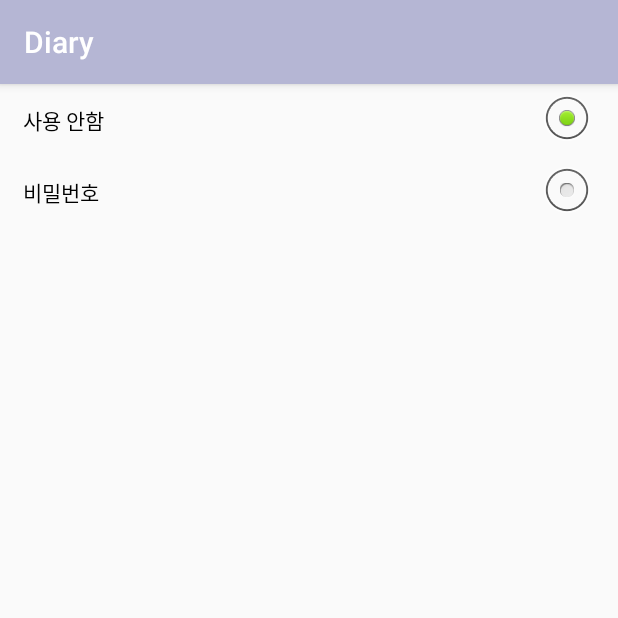
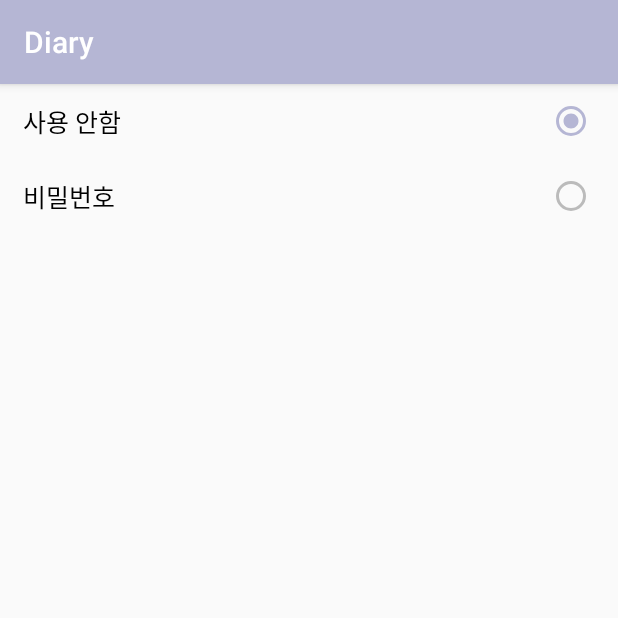
Before and after one commit to jin0220/Diary, an Android app: the fragment PWSettingFragment shown on its own in the app's theme, on a phone screen of 412 x 824 dp, the top half of it. Run offline under Robolectric (Android 15) with nearby library versions, the phone set to English and light mode, and no system bars; 2 statements that could not run were skipped.

Commit message:
commit
commit

```diff
--- a/app/src/main/java/com/example/diary/fragment/PWSettingFragment.java
+++ b/app/src/main/java/com/example/diary/fragment/PWSettingFragment.java
@@ -1,5 +1,6 @@
 package com.example.diary.fragment;
 
+import android.app.Activity;
 import android.content.Context;
 import android.content.Intent;
 import android.content.SharedPreferences;
@@ -115,4 +116,33 @@ public class PWSettingFragment extends Fragment {
         editor.putString("pw_state",pw_state);
         editor.apply(); //저장
     }
+
+    boolean lock = true; //잠금 상태 확인
+
+    @Override
+    public void onStart() {
+        super.onStart();
+        AppLock appLock = new AppLock(getContext());
+        if(lock && appLock.isPassLockSet()){
+            Intent intent = new Intent(getContext(), PasswordActivity.class);
+            intent.putExtra("type", AppLockConst.UNLOCK_PASSWORD);
+            startActivityForResult(intent, AppLockConst.UNLOCK_PASSWORD);
+        }
+        else if(lock && sharedPreferences.getBoolean("biopassword",false) == true){
+            Intent intent = new Intent(getContext(), PasswordActivity.class);
+            intent.putExtra("bio", AppLockConst.BIO_PASSWORD);
+            startActivityForResult(intent, AppLockConst.BIO_PASSWORD);
+        }
+    }
+
+    @Override
+    public void onActivityResult(int requestCode, int resultCode, @Nullable Intent data) {
+        super.onActivityResult(requestCode, resultCode, data);
+        if(requestCode == AppLockConst.UNLOCK_PASSWORD && resultCode == Activity.RESULT_OK){
+            lock = false; //잠금 해제
+        }
+        if(requestCode == AppLockConst.BIO_PASSWORD && resultCode == Activity.RESULT_OK){
+            lock = false; //잠금 해제
+        }
+    }
 }
--- a/app/src/main/res/layout/fragment_pwsetting.xml
+++ b/app/src/main/res/layout/fragment_pwsetting.xml
@@ -9,30 +9,29 @@
         android:layout_width="match_parent"
         android:layout_height="wrap_content"
         android:orientation="vertical"
+        android:layoutDirection="rtl"
+        android:layout_marginRight="15dp"
+        android:theme="@style/CustomRadioTheme"
         android:id="@+id/pw_select">
 
         <RadioButton
             android:id="@+id/pw_null"
             android:layout_width="match_parent"
-            android:layout_height="wrap_content"
+            android:layout_height="50dp"
             android:checked="true"
-            android:button="@null"
-            android:drawableRight="@android:drawable/btn_radio"
             android:paddingLeft="15dp"
-            android:paddingRight="15dp"
             android:text="사용 안함"
-            android:textColor="#000000" />
+            android:textColor="#000000"
+            android:textSize="16.5dp"/>
 
         <RadioButton
             android:id="@+id/pw"
             android:layout_width="match_parent"
-            android:layout_height="wrap_content"
-            android:button="@null"
-            android:drawableRight="@android:drawable/btn_radio"
+            android:layout_height="50dp"
             android:paddingLeft="15dp"
-            android:paddingRight="15dp"
             android:text="비밀번호"
-            android:textColor="#000000" />
+            android:textColor="#000000"
+            android:textSize="16.5dp"/>
 
     </RadioGroup>
 
@@ -50,6 +49,7 @@
             android:paddingRight="15dp"
             android:text="지문"
             android:textColor="#000000"
+            android:textSize="16.5dp"
             android:id="@+id/bio"/>
 
         <TextView
@@ -59,6 +59,7 @@
             android:paddingLeft="15dp"
             android:paddingRight="15dp"
             android:textColor="#000000"
+            android:textSize="16.5dp"
             android:gravity="center_vertical"
             android:id="@+id/pw_change"/>
 
--- a/app/src/main/res/values/styles.xml
+++ b/app/src/main/res/values/styles.xml
@@ -43,4 +43,10 @@
         <item name="android:textSize">20dp</item>
     </style>
 
+    <style name="CustomRadioTheme" parent="Widget.AppCompat.CompoundButton.RadioButton">
+        <item name="colorControlNormal">#bbb</item>
+        <item name="colorControlActivated">@color/colorPrimary</item>
+        <item name="colorControlHighlight">@color/colorPrimary</item>
+    </style>
+
 </resources>
```
